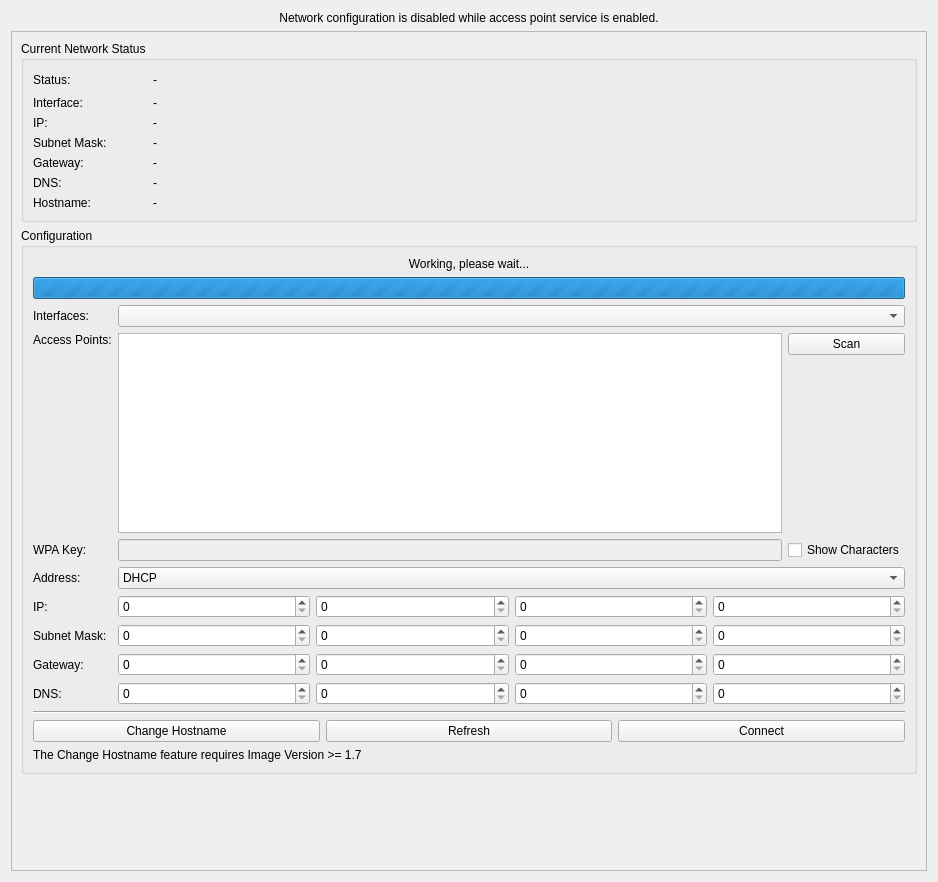
Tinkerforge/brickv, file src/brickv/plugin_system/plugins/red/ui/red_tab_settings_network.ui: the form before one commit.
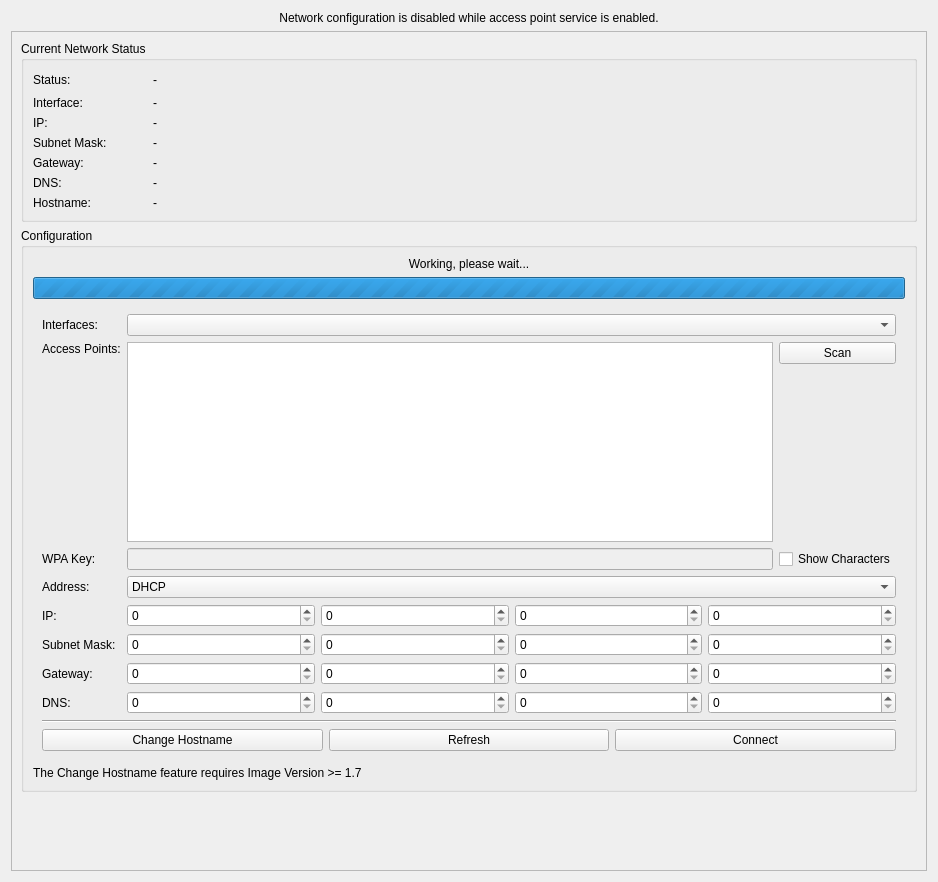
The form after the commit.

Commit message: red-brick: Make GUI behaviour consistent in network and mobile internet tabs

```diff
--- a/src/brickv/plugin_system/plugins/red/ui/red_tab_settings_network.ui
+++ b/src/brickv/plugin_system/plugins/red/ui/red_tab_settings_network.ui
@@ -37,8 +37,8 @@
        <rect>
         <x>0</x>
         <y>0</y>
-        <width>916</width>
-        <height>839</height>
+        <width>924</width>
+        <height>847</height>
        </rect>
       </property>
       <layout class="QVBoxLayout" name="verticalLayout">
@@ -52,10 +52,67 @@
            <layout class="QVBoxLayout" name="verticalLayout_7">
             <item>
              <layout class="QGridLayout" name="gridLayout_8">
-              <item row="1" column="1" colspan="2">
-               <widget class="QComboBox" name="cbox_net_intf"/>
-              </item>
-              <item row="2" column="1">
+              <item row="0" column="0" colspan="2">
+               <widget class="QFrame" name="frame_working_please_wait">
+                <property name="frameShape">
+                 <enum>QFrame::NoFrame</enum>
+                </property>
+                <property name="frameShadow">
+                 <enum>QFrame::Raised</enum>
+                </property>
+                <layout class="QVBoxLayout" name="verticalLayout_10">
+                 <property name="margin">
+                  <number>0</number>
+                 </property>
+                 <item>
+                  <widget class="QLabel" name="label_working_wait">
+                   <property name="text">
+                    <string>Working, please wait...</string>
+                   </property>
+                   <property name="alignment">
+                    <set>Qt::AlignCenter</set>
+                   </property>
+                  </widget>
+                 </item>
+                 <item>
+                  <widget class="QProgressBar" name="pbar_working_wait">
+                   <property name="maximum">
+                    <number>0</number>
+                   </property>
+                   <property name="value">
+                    <number>-1</number>
+                   </property>
+                   <property name="alignment">
+                    <set>Qt::AlignCenter</set>
+                   </property>
+                   <property name="textVisible">
+                    <bool>false</bool>
+                   </property>
+                   <property name="format">
+                    <string/>
+                   </property>
+                  </widget>
+                 </item>
+                </layout>
+               </widget>
+              </item>
+              <item row="2" column="0" colspan="2">
+               <widget class="QLabel" name="label_net_conf_change_hostname_hint">
+                <property name="text">
+                 <string>The Change Hostname feature requires Image Version &gt;= 1.7</string>
+                </property>
+               </widget>
+              </item>
+              <item row="1" column="0" colspan="2">
+               <widget class="QFrame" name="frame_net_config">
+                <property name="frameShape">
+                 <enum>QFrame::NoFrame</enum>
+                </property>
+                <property name="frameShadow">
+                 <enum>QFrame::Raised</enum>
+                </property>
+                <layout class="QGridLayout" name="gridLayout_4">
+                 <item row="1" column="1">
                <widget class="QTreeView" name="tree_net_wireless_ap">
                 <property name="enabled">
                  <bool>true</bool>
@@ -80,7 +137,53 @@
                 </property>
                </widget>
               </item>
-              <item row="6" column="1" colspan="2">
+                 <item row="2" column="0">
+                  <widget class="QLabel" name="label_key">
+                   <property name="text">
+                    <string>WPA Key:</string>
+                   </property>
+                   <property name="buddy">
+                    <cstring>ledit_net_wireless_key</cstring>
+                   </property>
+                  </widget>
+                 </item>
+                 <item row="1" column="0">
+                  <widget class="QLabel" name="label_ap">
+                   <property name="text">
+                    <string>Access Points:</string>
+                   </property>
+                   <property name="alignment">
+                    <set>Qt::AlignLeading|Qt::AlignLeft|Qt::AlignTop</set>
+                   </property>
+                   <property name="buddy">
+                    <cstring>tree_net_wireless_ap</cstring>
+                   </property>
+                  </widget>
+                 </item>
+                 <item row="2" column="1">
+                  <widget class="QLineEdit" name="ledit_net_wireless_key">
+                   <property name="enabled">
+                    <bool>false</bool>
+                   </property>
+                   <property name="sizePolicy">
+                    <sizepolicy hsizetype="Expanding" vsizetype="Fixed">
+                     <horstretch>1</horstretch>
+                     <verstretch>0</verstretch>
+                    </sizepolicy>
+                   </property>
+                  </widget>
+                 </item>
+                 <item row="5" column="0">
+                  <widget class="QLabel" name="label_mask">
+                   <property name="text">
+                    <string>Subnet Mask:</string>
+                   </property>
+                   <property name="buddy">
+                    <cstring>sbox_net_mask1</cstring>
+                   </property>
+                  </widget>
+                 </item>
+                 <item row="5" column="1" colspan="2">
                <layout class="QHBoxLayout" name="horizontalLayout_6">
                 <item>
                  <widget class="QSpinBox" name="sbox_net_mask1">
@@ -112,7 +215,52 @@
                 </item>
                </layout>
               </item>
-              <item row="8" column="1" colspan="2">
+                 <item row="6" column="1" colspan="2">
+                  <layout class="QHBoxLayout" name="horizontalLayout_10">
+                   <item>
+                    <widget class="QSpinBox" name="sbox_net_gw1">
+                     <property name="maximum">
+                      <number>255</number>
+                     </property>
+                    </widget>
+                   </item>
+                   <item>
+                    <widget class="QSpinBox" name="sbox_net_gw2">
+                     <property name="maximum">
+                      <number>255</number>
+                     </property>
+                    </widget>
+                   </item>
+                   <item>
+                    <widget class="QSpinBox" name="sbox_net_gw3">
+                     <property name="maximum">
+                      <number>255</number>
+                     </property>
+                    </widget>
+                   </item>
+                   <item>
+                    <widget class="QSpinBox" name="sbox_net_gw4">
+                     <property name="maximum">
+                      <number>255</number>
+                     </property>
+                    </widget>
+                   </item>
+                  </layout>
+                 </item>
+                 <item row="0" column="0">
+                  <widget class="QLabel" name="label_31">
+                   <property name="text">
+                    <string>Interfaces:</string>
+                   </property>
+                   <property name="buddy">
+                    <cstring>cbox_net_intf</cstring>
+                   </property>
+                  </widget>
+                 </item>
+                 <item row="0" column="1" colspan="2">
+                  <widget class="QComboBox" name="cbox_net_intf"/>
+                 </item>
+                 <item row="7" column="1" colspan="2">
                <layout class="QHBoxLayout" name="horizontalLayout_11">
                 <item>
                  <widget class="QSpinBox" name="sbox_net_dns1">
@@ -144,49 +292,7 @@
                 </item>
                </layout>
               </item>
-              <item row="7" column="0">
-               <widget class="QLabel" name="label_gw">
-                <property name="text">
-                 <string>Gateway:</string>
-                </property>
-                <property name="buddy">
-                 <cstring>sbox_net_gw1</cstring>
-                </property>
-               </widget>
-              </item>
-              <item row="5" column="1" colspan="2">
-               <layout class="QHBoxLayout" name="horizontalLayout_3">
-                <item>
-                 <widget class="QSpinBox" name="sbox_net_ip1">
-                  <property name="maximum">
-                   <number>255</number>
-                  </property>
-                 </widget>
-                </item>
-                <item>
-                 <widget class="QSpinBox" name="sbox_net_ip2">
-                  <property name="maximum">
-                   <number>255</number>
-                  </property>
-                 </widget>
-                </item>
-                <item>
-                 <widget class="QSpinBox" name="sbox_net_ip3">
-                  <property name="maximum">
-                   <number>255</number>
-                  </property>
-                 </widget>
-                </item>
-                <item>
-                 <widget class="QSpinBox" name="sbox_net_ip4">
-                  <property name="maximum">
-                   <number>255</number>
-                  </property>
-                 </widget>
-                </item>
-               </layout>
-              </item>
-              <item row="10" column="0" colspan="3">
+                 <item row="9" column="0" colspan="3">
                <layout class="QHBoxLayout" name="horizontalLayout">
                 <item>
                  <widget class="QPushButton" name="pbutton_net_conf_change_hostname">
@@ -214,99 +320,7 @@
                 </item>
                </layout>
               </item>
-              <item row="2" column="0">
-               <widget class="QLabel" name="label_ap">
-                <property name="text">
-                 <string>Access Points:</string>
-                </property>
-                <property name="alignment">
-                 <set>Qt::AlignLeading|Qt::AlignLeft|Qt::AlignTop</set>
-                </property>
-                <property name="buddy">
-                 <cstring>tree_net_wireless_ap</cstring>
-                </property>
-               </widget>
-              </item>
-              <item row="1" column="0">
-               <widget class="QLabel" name="label_31">
-                <property name="text">
-                 <string>Interfaces:</string>
-                </property>
-                <property name="buddy">
-                 <cstring>cbox_net_intf</cstring>
-                </property>
-               </widget>
-              </item>
-              <item row="7" column="1" colspan="2">
-               <layout class="QHBoxLayout" name="horizontalLayout_10">
-                <item>
-                 <widget class="QSpinBox" name="sbox_net_gw1">
-                  <property name="maximum">
-                   <number>255</number>
-                  </property>
-                 </widget>
-                </item>
-                <item>
-                 <widget class="QSpinBox" name="sbox_net_gw2">
-                  <property name="maximum">
-                   <number>255</number>
-                  </property>
-                 </widget>
-                </item>
-                <item>
-                 <widget class="QSpinBox" name="sbox_net_gw3">
-                  <property name="maximum">
-                   <number>255</number>
-                  </property>
-                 </widget>
-                </item>
-                <item>
-                 <widget class="QSpinBox" name="sbox_net_gw4">
-                  <property name="maximum">
-                   <number>255</number>
-                  </property>
-                 </widget>
-                </item>
-               </layout>
-              </item>
-              <item row="6" column="0">
-               <widget class="QLabel" name="label_mask">
-                <property name="text">
-                 <string>Subnet Mask:</string>
-                </property>
-                <property name="buddy">
-                 <cstring>sbox_net_mask1</cstring>
-                </property>
-               </widget>
-              </item>
-              <item row="9" column="0" colspan="3">
-               <widget class="Line" name="line_3">
-                <property name="orientation">
-                 <enum>Qt::Horizontal</enum>
-                </property>
-               </widget>
-              </item>
-              <item row="4" column="0">
-               <widget class="QLabel" name="label_addrs_conf">
-                <property name="text">
-                 <string>Address:</string>
-                </property>
-                <property name="buddy">
-                 <cstring>cbox_net_conftype</cstring>
-                </property>
-               </widget>
-              </item>
-              <item row="3" column="0">
-               <widget class="QLabel" name="label_key">
-                <property name="text">
-                 <string>WPA Key:</string>
-                </property>
-                <property name="buddy">
-                 <cstring>ledit_net_wireless_key</cstring>
-                </property>
-               </widget>
-              </item>
-              <item row="4" column="1" colspan="2">
+                 <item row="3" column="1" colspan="2">
                <widget class="QComboBox" name="cbox_net_conftype">
                 <property name="sizePolicy">
                  <sizepolicy hsizetype="Preferred" vsizetype="Fixed">
@@ -326,91 +340,93 @@
                 </item>
                </widget>
               </item>
-              <item row="8" column="0">
-               <widget class="QLabel" name="label_dns">
-                <property name="text">
-                 <string>DNS:</string>
-                </property>
-                <property name="buddy">
-                 <cstring>sbox_net_dns1</cstring>
-                </property>
-               </widget>
-              </item>
-              <item row="5" column="0">
-               <widget class="QLabel" name="label_ip">
-                <property name="text">
-                 <string>IP:</string>
-                </property>
-                <property name="buddy">
-                 <cstring>sbox_net_ip1</cstring>
-                </property>
-               </widget>
-              </item>
-              <item row="3" column="2">
+                 <item row="2" column="2">
                <widget class="QCheckBox" name="chkbox_net_wireless_key_show">
                 <property name="text">
                  <string>Show Characters</string>
                 </property>
                </widget>
               </item>
-              <item row="3" column="1">
-               <widget class="QLineEdit" name="ledit_net_wireless_key">
-                <property name="enabled">
-                 <bool>false</bool>
-                </property>
-                <property name="sizePolicy">
-                 <sizepolicy hsizetype="Expanding" vsizetype="Fixed">
-                  <horstretch>1</horstretch>
-                  <verstretch>0</verstretch>
-                 </sizepolicy>
-                </property>
-               </widget>
-              </item>
-              <item row="0" column="0" colspan="3">
-               <widget class="QFrame" name="frame_working_please_wait">
-                <property name="frameShape">
-                 <enum>QFrame::NoFrame</enum>
-                </property>
-                <property name="frameShadow">
-                 <enum>QFrame::Raised</enum>
-                </property>
-                <layout class="QVBoxLayout" name="verticalLayout_10">
-                 <property name="margin">
-                  <number>0</number>
-                 </property>
+                 <item row="8" column="0" colspan="3">
+                  <widget class="Line" name="line_3">
+                   <property name="orientation">
+                    <enum>Qt::Horizontal</enum>
+                   </property>
+                  </widget>
+                 </item>
+                 <item row="4" column="1" colspan="2">
+                  <layout class="QHBoxLayout" name="horizontalLayout_3">
+                   <item>
+                    <widget class="QSpinBox" name="sbox_net_ip1">
+                     <property name="maximum">
+                      <number>255</number>
+                     </property>
+                    </widget>
+                   </item>
                  <item>
-                  <widget class="QLabel" name="label_working_wait">
-                   <property name="text">
-                    <string>Working, please wait...</string>
-                   </property>
-                   <property name="alignment">
-                    <set>Qt::AlignCenter</set>
-                   </property>
+                    <widget class="QSpinBox" name="sbox_net_ip2">
+                     <property name="maximum">
+                      <number>255</number>
+                     </property>
                   </widget>
                  </item>
                  <item>
-                  <widget class="QProgressBar" name="pbar_working_wait">
+                    <widget class="QSpinBox" name="sbox_net_ip3">
                    <property name="maximum">
-                    <number>0</number>
-                   </property>
-                   <property name="value">
-                    <number>-1</number>
-                   </property>
-                   <property name="alignment">
-                    <set>Qt::AlignCenter</set>
-                   </property>
-                   <property name="textVisible">
-                    <bool>false</bool>
-                   </property>
-                   <property name="format">
-                    <string/>
+                      <number>255</number>
+                     </property>
+                    </widget>
+                   </item>
+                   <item>
+                    <widget class="QSpinBox" name="sbox_net_ip4">
+                     <property name="maximum">
+                      <number>255</number>
                    </property>
                   </widget>
                  </item>
                 </layout>
-               </widget>
-              </item>
-              <item row="2" column="2">
+                 </item>
+                 <item row="3" column="0">
+                  <widget class="QLabel" name="label_addrs_conf">
+                   <property name="text">
+                    <string>Address:</string>
+                   </property>
+                   <property name="buddy">
+                    <cstring>cbox_net_conftype</cstring>
+                   </property>
+                  </widget>
+                 </item>
+                 <item row="6" column="0">
+                  <widget class="QLabel" name="label_gw">
+                   <property name="text">
+                    <string>Gateway:</string>
+                   </property>
+                   <property name="buddy">
+                    <cstring>sbox_net_gw1</cstring>
+                   </property>
+                  </widget>
+                 </item>
+                 <item row="4" column="0">
+                  <widget class="QLabel" name="label_ip">
+                   <property name="text">
+                    <string>IP:</string>
+                   </property>
+                   <property name="buddy">
+                    <cstring>sbox_net_ip1</cstring>
+                   </property>
+                  </widget>
+                 </item>
+                 <item row="7" column="0">
+                  <widget class="QLabel" name="label_dns">
+                   <property name="text">
+                    <string>DNS:</string>
+                   </property>
+                   <property name="buddy">
+                    <cstring>sbox_net_dns1</cstring>
+                   </property>
+                  </widget>
+                 </item>
+                 <item row="1" column="2">
                <widget class="QWidget" name="widget_scan" native="true">
                 <layout class="QVBoxLayout" name="verticalLayout_4">
                  <property name="margin">
@@ -446,11 +462,7 @@
                 </layout>
                </widget>
               </item>
-              <item row="11" column="0" colspan="3">
-               <widget class="QLabel" name="label_net_conf_change_hostname_hint">
-                <property name="text">
-                 <string>The Change Hostname feature requires Image Version &gt;= 1.7</string>
-                </property>
+                </layout>
                </widget>
               </item>
              </layout>
```
Left out of the diff: 5 changed lines with no effect on the pictures. Lines whose indentation alone changed are shown as unchanged. The commit also changes 3 other files.
